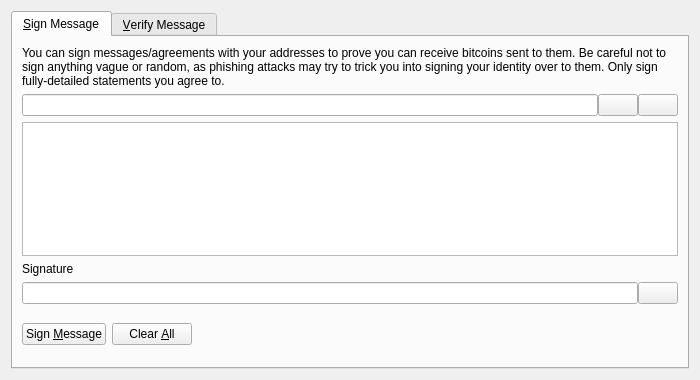
Before: the Qt Designer form src/qt/forms/signverifymessagedialog.ui in chaintope/tapyrus-core, drawn with Qt 5.
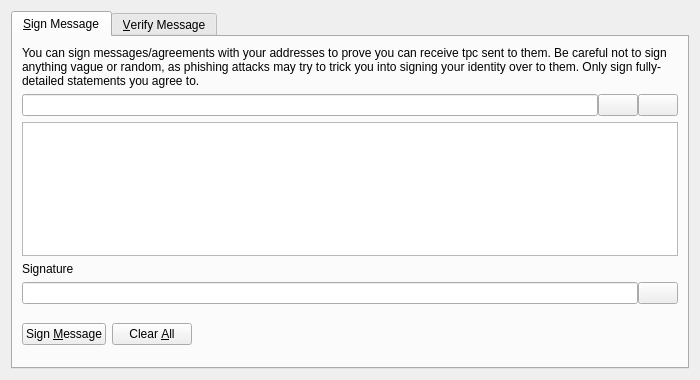
After: the same form once the commit is applied. Icons and pictures are not drawn. Custom widgets are drawn as their Qt base class.

Commit message: change bitcoins unit to tpc

Diff of the .ui file:
```diff
--- a/src/qt/forms/signverifymessagedialog.ui
+++ b/src/qt/forms/signverifymessagedialog.ui
@@ -30,7 +30,7 @@
        <item>
         <widget class="QLabel" name="infoLabel_SM">
          <property name="text">
-          <string>You can sign messages/agreements with your addresses to prove you can receive bitcoins sent to them. Be careful not to sign anything vague or random, as phishing attacks may try to trick you into signing your identity over to them. Only sign fully-detailed statements you agree to.</string>
+          <string>You can sign messages/agreements with your addresses to prove you can receive tpc sent to them. Be careful not to sign anything vague or random, as phishing attacks may try to trick you into signing your identity over to them. Only sign fully-detailed statements you agree to.</string>
          </property>
          <property name="textFormat">
           <enum>Qt::PlainText</enum>
```
The commit also changes 9 other files.
